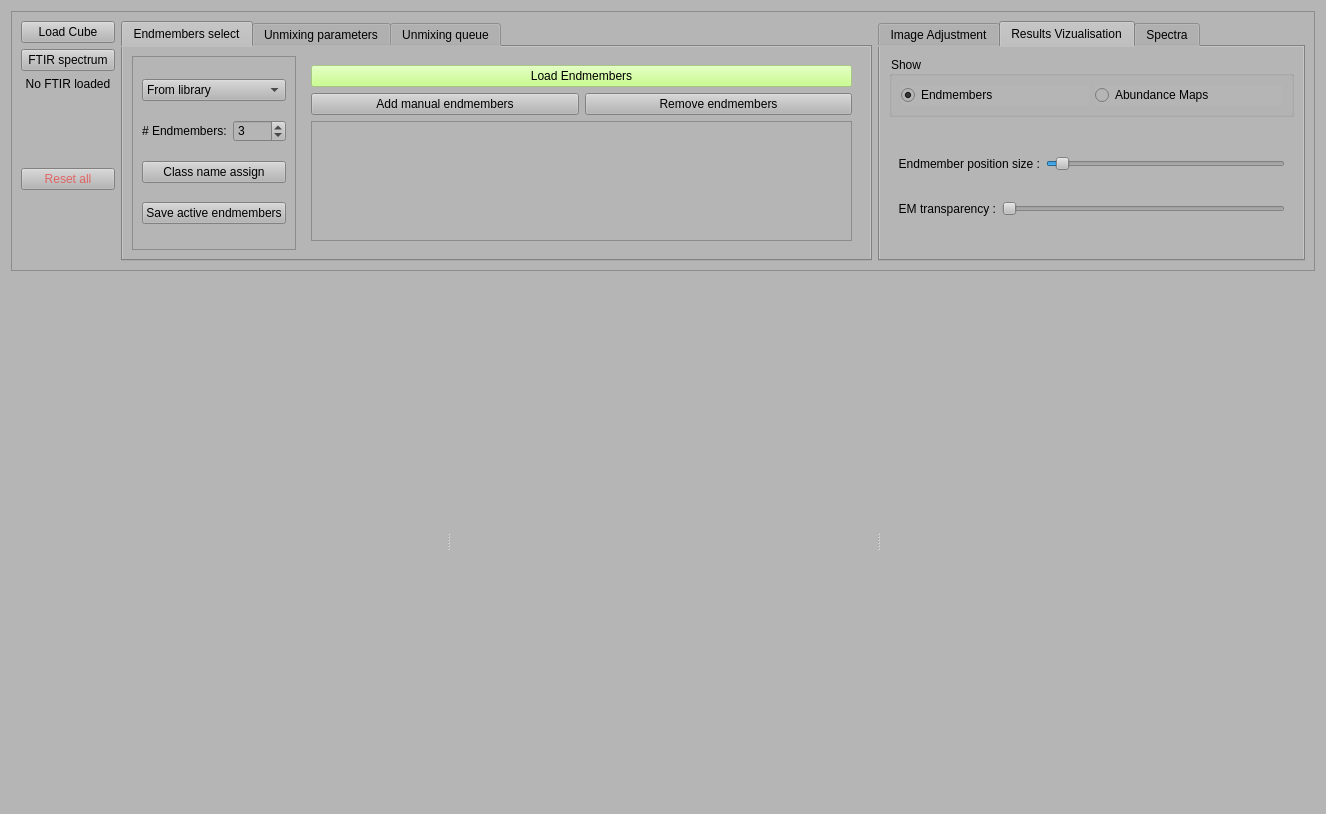
Llanik/Hypertool, file unmixing/unmixing_window.ui: the form before one commit.
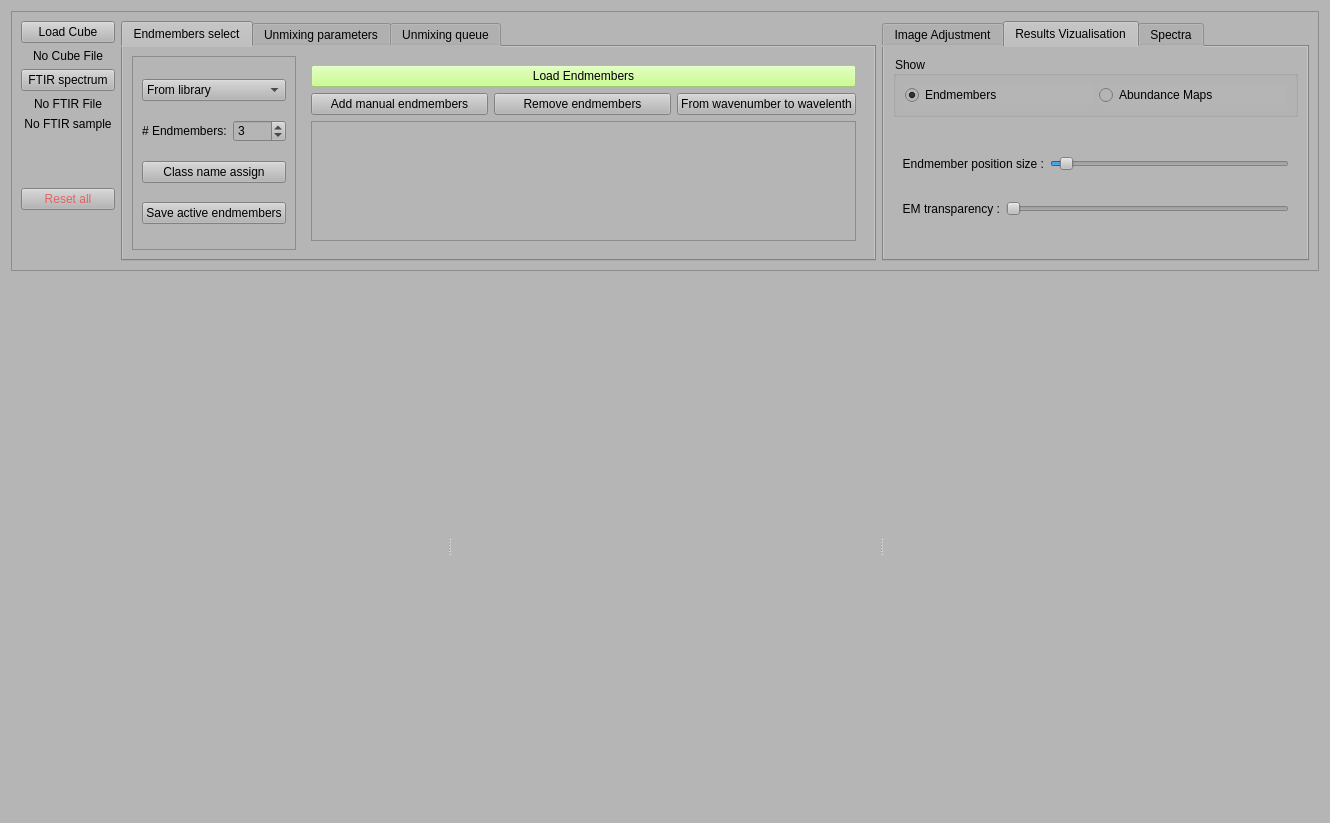
The form after the commit.

Diff of the .ui file:
```diff
--- a/unmixing/unmixing_window.ui
+++ b/unmixing/unmixing_window.ui
@@ -6,8 +6,8 @@
    <rect>
     <x>0</x>
     <y>0</y>
-    <width>1326</width>
-    <height>814</height>
+    <width>1330</width>
+    <height>823</height>
    </rect>
   </property>
   <property name="sizePolicy">
@@ -47,6 +47,22 @@
           </property>
          </widget>
         </item>
+        <item>
+         <widget class="QLabel" name="label_cube_file">
+          <property name="maximumSize">
+           <size>
+            <width>16777215</width>
+            <height>20</height>
+           </size>
+          </property>
+          <property name="text">
+           <string>No Cube File</string>
+          </property>
+          <property name="alignment">
+           <set>Qt::AlignCenter</set>
+          </property>
+         </widget>
+        </item>
         <item>
          <widget class="QPushButton" name="pushButton_load_FTIR">
           <property name="text">
@@ -63,7 +79,23 @@
            </size>
           </property>
           <property name="text">
-           <string>No FTIR loaded</string>
+           <string>No FTIR File</string>
+          </property>
+          <property name="alignment">
+           <set>Qt::AlignCenter</set>
+          </property>
+         </widget>
+        </item>
+        <item>
+         <widget class="QLabel" name="label_ftir_sample">
+          <property name="maximumSize">
+           <size>
+            <width>16777215</width>
+            <height>20</height>
+           </size>
+          </property>
+          <property name="text">
+           <string>No FTIR sample</string>
           </property>
           <property name="alignment">
            <set>Qt::AlignCenter</set>
@@ -241,6 +273,13 @@
                   </property>
                  </widget>
                 </item>
+                <item>
+                 <widget class="QPushButton" name="pushButton_wavenumber_to_wavelength">
+                  <property name="text">
+                   <string>From wavenumber to wavelenth</string>
+                  </property>
+                 </widget>
+                </item>
                </layout>
               </item>
               <item>
@@ -253,8 +292,8 @@
                   <rect>
                    <x>0</x>
                    <y>0</y>
-                   <width>521</width>
-                   <height>103</height>
+                   <width>612</width>
+                   <height>113</height>
                   </rect>
                  </property>
                  <layout class="QVBoxLayout" name="verticalLayout_2">
```
Left out of the diff: 6 changed lines with no effect on the pictures.
